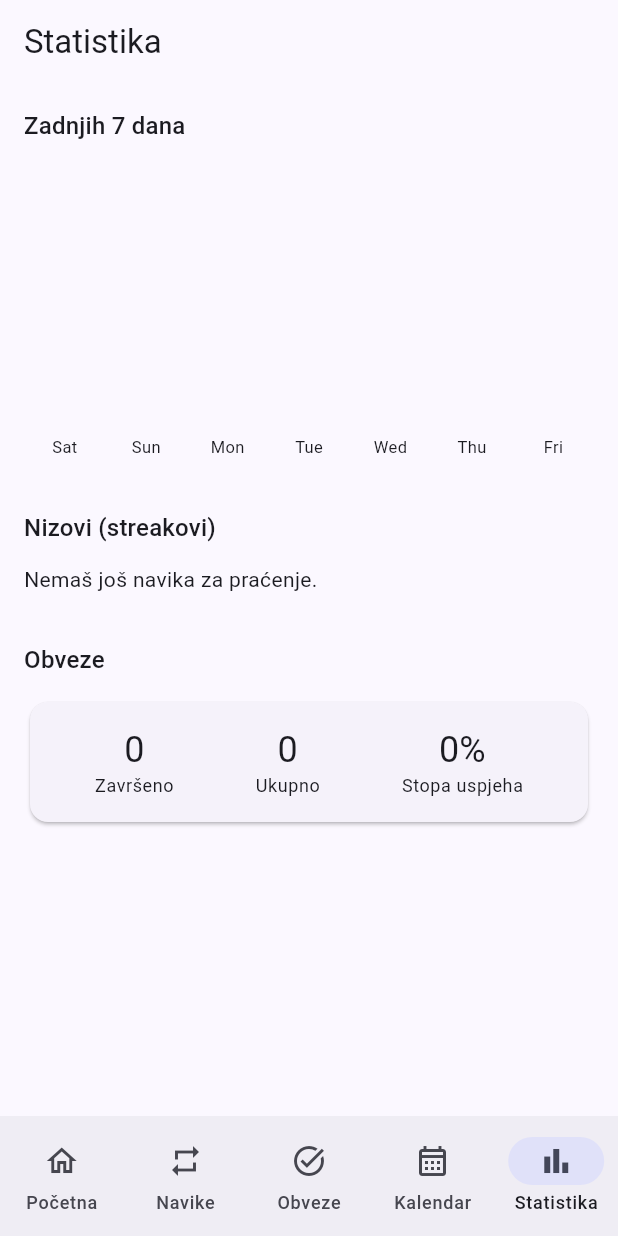
After one commit to ivanokomadina/Zavrsni_rad, a Flutter app: the StatisticsScreen screen opened by its route, on a phone screen of 412 x 824 dp. The commit adds this screen. Run offline on Flutter 3.47's test engine with Material 3 defaults, Android fonts, the phone set to English and light mode, and no system bars; drawn by our look-alikes of fl_chart; our stand-ins replace flutter_riverpod, go_router, sqflite, sqflite_common_ffi, table_calendar; accounts and stored records are empty.

Commit message:
Izrada konfiguracije i ekrana za statistiku

```diff
--- /dev/null
+++ b/lib/models/statistics.dart
@@ -0,0 +1,22 @@
+/// Predstavlja postotak odrađenih navika za JEDAN dan - jedna "stupac"
+/// u tjednom bar chartu.
+class DayCompletion {
+  final DateTime date;
+  final double percentage; // 0.0 - 1.0 (0% - 100%)
+
+  DayCompletion({required this.date, required this.percentage});
+}
+
+/// Predstavlja trenutni streak (niz uzastopnih odrađenih dana) za
+/// jednu naviku - koristi se za prikaz liste streakova.
+class HabitStreak {
+  final String habitName;
+  final String habitColorHex;
+  final int currentStreak;
+
+  HabitStreak({
+    required this.habitName,
+    required this.habitColorHex,
+    required this.currentStreak,
+  });
+}
--- /dev/null
+++ b/lib/providers/statistics_provider.dart
@@ -0,0 +1,27 @@
+import 'package:flutter_riverpod/flutter_riverpod.dart';
+import '../models/statistics.dart';
+import '../services/statistics_service.dart';
+import 'habit_provider.dart';
+import 'obligation_provider.dart';
+
+final weeklyCompletionProvider = FutureProvider<List<DayCompletion>>((
+  ref,
+) async {
+  // ref.watch ovdje NE koristimo rezultat habitsProvidera direktno -
+  // koristimo ga samo kao "okidač". Svaki put kad se habitsProvider
+  // promijeni (npr. nakon toggleToday()), Riverpod zna da MORA
+  // ponovno pokrenuti CIJELU ovu funkciju - jer smo deklarirali
+  // ovisnost pozivom ref.watch().
+  ref.watch(habitsProvider);
+  return StatisticsService().getLast7DaysCompletion();
+});
+
+final habitStreaksProvider = FutureProvider<List<HabitStreak>>((ref) async {
+  ref.watch(habitsProvider);
+  return StatisticsService().getAllStreaks();
+});
+
+final obligationSummaryProvider = FutureProvider<Map<String, int>>((ref) async {
+  ref.watch(obligationsProvider);
+  return StatisticsService().getObligationSummary();
+});
--- a/lib/router/app_router.dart
+++ b/lib/router/app_router.dart
@@ -8,6 +8,7 @@ import 'package:trackify/screens/habits/add_edit_habit_screen.dart';
 import 'package:trackify/screens/habits/habits_screen.dart';
 import 'package:trackify/screens/obligations/add_edit_obligation_screen.dart';
 import 'package:trackify/screens/obligations/obligations_screen.dart';
+import 'package:trackify/screens/statistics/statistics_screen.dart';
 import '../providers/auth_provider.dart';
 import '../screens/splash/splash_screen.dart';
 import '../screens/onboarding/onboarding_screen.dart';
@@ -119,6 +120,10 @@ final routerProvider = Provider<GoRouter>((ref) {
         path: '/calendar',
         builder: (context, state) => const CalendarScreen(),
       ),
+      GoRoute(
+        path: '/statistics',
+        builder: (context, state) => const StatisticsScreen(),
+      ),
     ],
   );
 });
--- /dev/null
+++ b/lib/screens/statistics/statistics_screen.dart
@@ -0,0 +1,217 @@
+import 'package:flutter/material.dart';
+import 'package:flutter_riverpod/flutter_riverpod.dart';
+import 'package:fl_chart/fl_chart.dart';
+import 'package:intl/intl.dart';
+import '../../providers/statistics_provider.dart';
+import '../../widgets/app_bottom_nav.dart';
+
+class StatisticsScreen extends ConsumerWidget {
+  const StatisticsScreen({super.key});
+
+  @override
+  Widget build(BuildContext context, WidgetRef ref) {
+    final weeklyAsync = ref.watch(weeklyCompletionProvider);
+    final streaksAsync = ref.watch(habitStreaksProvider);
+    final obligationSummaryAsync = ref.watch(obligationSummaryProvider);
+
+    return Scaffold(
+      appBar: AppBar(title: const Text('Statistika')),
+      body: ListView(
+        padding: const EdgeInsets.all(16),
+        children: [
+          Text(
+            'Zadnjih 7 dana',
+            style: Theme.of(context).textTheme.titleMedium,
+          ),
+          const SizedBox(height: 12),
+
+          // AsyncValue.when ovdje prati SAMO weeklyCompletionProvider -
+          // ako on još učitava, ostatak ekrana (streak lista, sažetak)
+          // se ne blokira, jer svaki AsyncValue.when reagira na SVOJ
+          // vlastiti provider neovisno.
+          SizedBox(
+            height: 200,
+            child: weeklyAsync.when(
+              loading: () => const Center(child: CircularProgressIndicator()),
+              error: (err, stack) => Center(child: Text('Greška: $err')),
+              data: (days) => _WeeklyBarChart(days: days),
+            ),
+          ),
+
+          const SizedBox(height: 32),
+          Text(
+            'Nizovi (streakovi)',
+            style: Theme.of(context).textTheme.titleMedium,
+          ),
+          const SizedBox(height: 12),
+
+          streaksAsync.when(
+            loading: () => const Center(child: CircularProgressIndicator()),
+            error: (err, stack) => Center(child: Text('Greška: $err')),
+            data: (streaks) => streaks.isEmpty
+                ? const Text('Nemaš još navika za praćenje.')
+                : Column(
+                    children: streaks
+                        .map((s) => _StreakTile(streak: s))
+                        .toList(),
+                  ),
+          ),
+
+          const SizedBox(height: 32),
+          Text('Obveze', style: Theme.of(context).textTheme.titleMedium),
+          const SizedBox(height: 12),
+
+          obligationSummaryAsync.when(
+            loading: () => const Center(child: CircularProgressIndicator()),
+            error: (err, stack) => Center(child: Text('Greška: $err')),
+            data: (summary) => _ObligationSummaryCard(summary: summary),
+          ),
+        ],
+      ),
+      bottomNavigationBar: const AppBottomNav(currentIndex: 4),
+    );
+  }
+}
+
+/// Bar chart koji prikazuje postotak odrađenih navika po danu -
+/// koristi fl_chart paket.
+class _WeeklyBarChart extends StatelessWidget {
+  final List days; // List<DayCompletion>
+
+  const _WeeklyBarChart({required this.days});
+
+  @override
+  Widget build(BuildContext context) {
+    return BarChart(
+      BarChartData(
+        // maxY je maksimalna vrijednost Y osi - 1.0 jer percentage
+        // ide od 0.0 do 1.0 (0% - 100%).
+        maxY: 1.0,
+        alignment: BarChartAlignment.spaceAround,
+
+        // barGroups - jedan BarChartGroupData po danu (po stupcu).
+        barGroups: days.asMap().entries.map((entry) {
+          final index = entry.key;
+          final day = entry.value;
+
+          return BarChartGroupData(
+            x: index,
+            barRods: [
+              BarChartRodData(
+                toY: day.percentage,
+                color: Theme.of(context).colorScheme.primary,
+                width: 20,
+                borderRadius: BorderRadius.circular(4),
+              ),
+            ],
+          );
+        }).toList(),
+
+        // titlesData definira što se ispisuje uz osi - ovdje samo
+        // dan u tjednu ispod svakog stupca (donja os), gornju/lijevu/
+        // desnu os sakrivamo jer ne trebamo brojčane oznake tamo.
+        titlesData: FlTitlesData(
+          leftTitles: const AxisTitles(
+            sideTitles: SideTitles(showTitles: false),
+          ),
+          topTitles: const AxisTitles(
+            sideTitles: SideTitles(showTitles: false),
+          ),
+          rightTitles: const AxisTitles(
+            sideTitles: SideTitles(showTitles: false),
+          ),
+          bottomTitles: AxisTitles(
+            sideTitles: SideTitles(
+              showTitles: true,
+              getTitlesWidget: (value, meta) {
+                final index = value.toInt();
+                if (index < 0 || index >= days.length) return const SizedBox();
+                // DateFormat('E') vraća kratki naziv dana u tjednu
+                // (npr. "Mon", "Tue") prema trenutnoj lokalizaciji.
+                final label = DateFormat('E').format(days[index].date);
+                return Padding(
+                  padding: const EdgeInsets.only(top: 4),
+                  child: Text(label, style: const TextStyle(fontSize: 11)),
+                );
+              },
+            ),
+          ),
+        ),
+        gridData: const FlGridData(show: false),
+        borderData: FlBorderData(show: false),
+      ),
+    );
+  }
+}
+
+class _StreakTile extends StatelessWidget {
+  final dynamic streak; // HabitStreak
+
+  const _StreakTile({required this.streak});
+
+  @override
+  Widget build(BuildContext context) {
+    final color = Color(
+      int.parse(streak.habitColorHex.replaceFirst('#', '0xFF')),
+    );
+
+    return Card(
+      margin: const EdgeInsets.only(bottom: 8),
+      child: ListTile(
+        leading: CircleAvatar(
+          backgroundColor: color.withOpacity(0.15),
+          child: Icon(Icons.local_fire_department, color: color),
+        ),
+        title: Text(streak.habitName),
+        trailing: Text(
+          '${streak.currentStreak} ${streak.currentStreak == 1 ? "dan" : "dana"}',
+          style: Theme.of(context).textTheme.titleMedium,
+        ),
+      ),
+    );
+  }
+}
+
+class _ObligationSummaryCard extends StatelessWidget {
+  final Map<String, int> summary;
+
+  const _ObligationSummaryCard({required this.summary});
+
+  @override
+  Widget build(BuildContext context) {
+    final done = summary['done'] ?? 0;
+    final total = summary['total'] ?? 0;
+    final percentage = total == 0 ? 0 : ((done / total) * 100).round();
+
+    return Card(
+      child: Padding(
+        padding: const EdgeInsets.all(16),
+        child: Row(
+          mainAxisAlignment: MainAxisAlignment.spaceAround,
+          children: [
+            _StatColumn(value: '$done', label: 'Završeno'),
+            _StatColumn(value: '$total', label: 'Ukupno'),
+            _StatColumn(value: '$percentage%', label: 'Stopa uspjeha'),
+          ],
+        ),
+      ),
+    );
+  }
+}
+
+class _StatColumn extends StatelessWidget {
+  final String value;
+  final String label;
+
+  const _StatColumn({required this.value, required this.label});
+
+  @override
+  Widget build(BuildContext context) {
+    return Column(
+      children: [
+        Text(value, style: Theme.of(context).textTheme.headlineSmall),
+        Text(label, style: Theme.of(context).textTheme.bodySmall),
+      ],
+    );
+  }
+}
--- a/lib/widgets/app_bottom_nav.dart
+++ b/lib/widgets/app_bottom_nav.dart
@@ -10,7 +10,13 @@ class AppBottomNav extends StatelessWidget {
 
   const AppBottomNav({super.key, required this.currentIndex});
 
-  static const _routes = ['/dashboard', '/habits', '/obligations', '/calendar'];
+  static const _routes = [
+    '/dashboard',
+    '/habits',
+    '/obligations',
+    '/calendar',
+    '/statistics',
+  ];
   // TODO: proširiti kad dodamo obligations/calendar/statistics ekrane
 
   @override
@@ -39,6 +45,11 @@ class AppBottomNav extends StatelessWidget {
           selectedIcon: Icon(Icons.calendar_month),
           label: 'Kalendar',
         ),
+        NavigationDestination(
+          icon: Icon(Icons.bar_chart_outlined),
+          selectedIcon: Icon(Icons.bar_chart),
+          label: 'Statistika',
+        ),
       ],
     );
   }
```
Also changed, not shown: lib/services/statistics_service.dart (added, +124 -0 lines).
